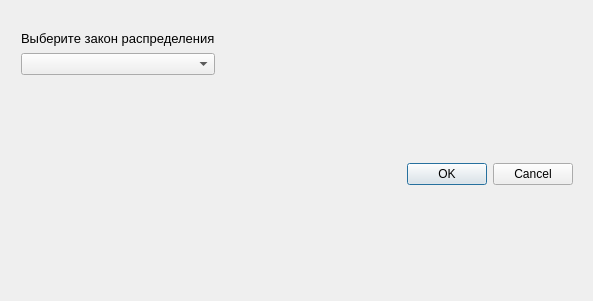
The window that source/DialogForms/InputsForms/generatesampledialog.ui (Oginsky/MathStat) describes before a commit, drawn with Qt 5.
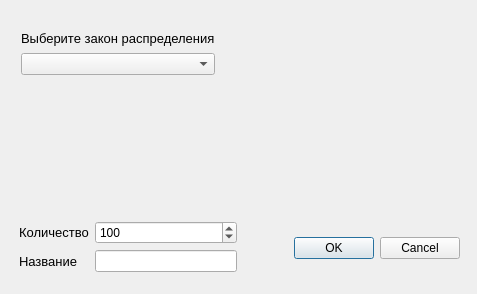
The same window after the commit.

Commit message: generation samples

```diff
--- a/source/DialogForms/InputsForms/generatesampledialog.ui
+++ b/source/DialogForms/InputsForms/generatesampledialog.ui
@@ -6,46 +6,19 @@
    <rect>
     <x>0</x>
     <y>0</y>
-    <width>593</width>
-    <height>301</height>
+    <width>477</width>
+    <height>294</height>
    </rect>
   </property>
   <property name="windowTitle">
    <string>Dialog</string>
   </property>
-  <widget class="QDialogButtonBox" name="buttonBox">
-   <property name="geometry">
-    <rect>
-     <x>380</x>
-     <y>160</y>
-     <width>193</width>
-     <height>28</height>
-    </rect>
-   </property>
-   <property name="orientation">
-    <enum>Qt::Horizontal</enum>
-   </property>
-   <property name="standardButtons">
-    <set>QDialogButtonBox::Cancel|QDialogButtonBox::Ok</set>
-   </property>
-  </widget>
-  <widget class="QWidget" name="verticalLayoutWidget">
-   <property name="geometry">
-    <rect>
-     <x>20</x>
-     <y>100</y>
-     <width>321</width>
-     <height>131</height>
-    </rect>
-   </property>
-   <layout class="QVBoxLayout" name="verticalLayout"/>
-  </widget>
-  <widget class="QWidget" name="">
+  <widget class="QWidget" name="layoutWidget">
    <property name="geometry">
     <rect>
      <x>21</x>
      <y>31</y>
-     <width>321</width>
+     <width>441</width>
      <height>61</height>
     </rect>
    </property>
@@ -77,6 +50,88 @@
     </item>
    </layout>
   </widget>
+  <widget class="QWidget" name="formLayoutWidget">
+   <property name="geometry">
+    <rect>
+     <x>20</x>
+     <y>100</y>
+     <width>441</width>
+     <height>111</height>
+    </rect>
+   </property>
+   <layout class="QFormLayout" name="parameters_layout"/>
+  </widget>
+  <widget class="QWidget" name="">
+   <property name="geometry">
+    <rect>
+     <x>19</x>
+     <y>221</y>
+     <width>441</width>
+     <height>55</height>
+    </rect>
+   </property>
+   <layout class="QHBoxLayout" name="bottom_layout">
+    <item>
+     <layout class="QFormLayout" name="metainfo_layout">
+      <item row="0" column="0">
+       <widget class="QLabel" name="sample_size_label">
+        <property name="font">
+         <font>
+          <family>Arial</family>
+          <pointsize>10</pointsize>
+         </font>
+        </property>
+        <property name="text">
+         <string>Количество</string>
+        </property>
+       </widget>
+      </item>
+      <item row="0" column="1">
+       <widget class="QSpinBox" name="sampl_size_spin">
+        <property name="minimum">
+         <number>1</number>
+        </property>
+        <property name="maximum">
+         <number>100000</number>
+        </property>
+        <property name="singleStep">
+         <number>5</number>
+        </property>
+        <property name="value">
+         <number>100</number>
+        </property>
+       </widget>
+      </item>
+      <item row="1" column="0">
+       <widget class="QLabel" name="name_label">
+        <property name="font">
+         <font>
+          <family>Arial</family>
+          <pointsize>10</pointsize>
+         </font>
+        </property>
+        <property name="text">
+         <string>Название</string>
+        </property>
+       </widget>
+      </item>
+      <item row="1" column="1">
+       <widget class="QLineEdit" name="name_line"/>
+      </item>
+     </layout>
+    </item>
+    <item>
+     <widget class="QDialogButtonBox" name="buttonBox">
+      <property name="orientation">
+       <enum>Qt::Horizontal</enum>
+      </property>
+      <property name="standardButtons">
+       <set>QDialogButtonBox::Cancel|QDialogButtonBox::Ok</set>
+      </property>
+     </widget>
+    </item>
+   </layout>
+  </widget>
  </widget>
  <resources/>
  <connections>
```
The commit also changes 9 other files.
